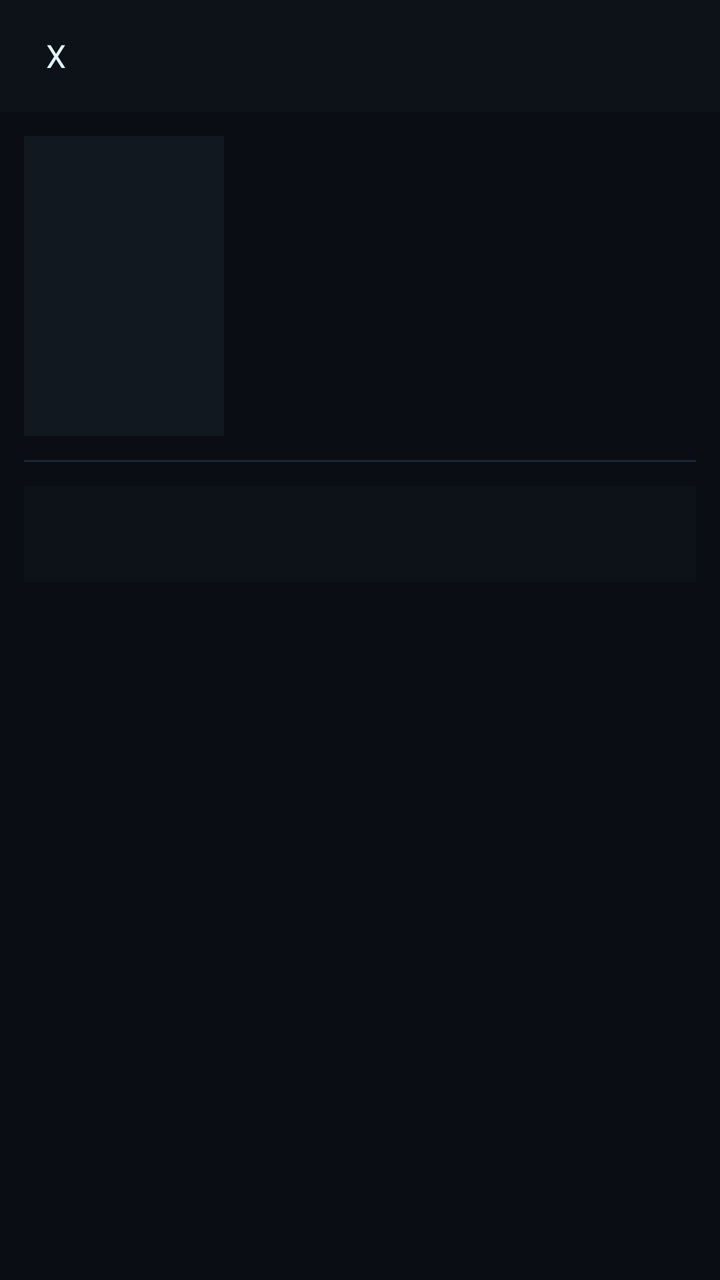
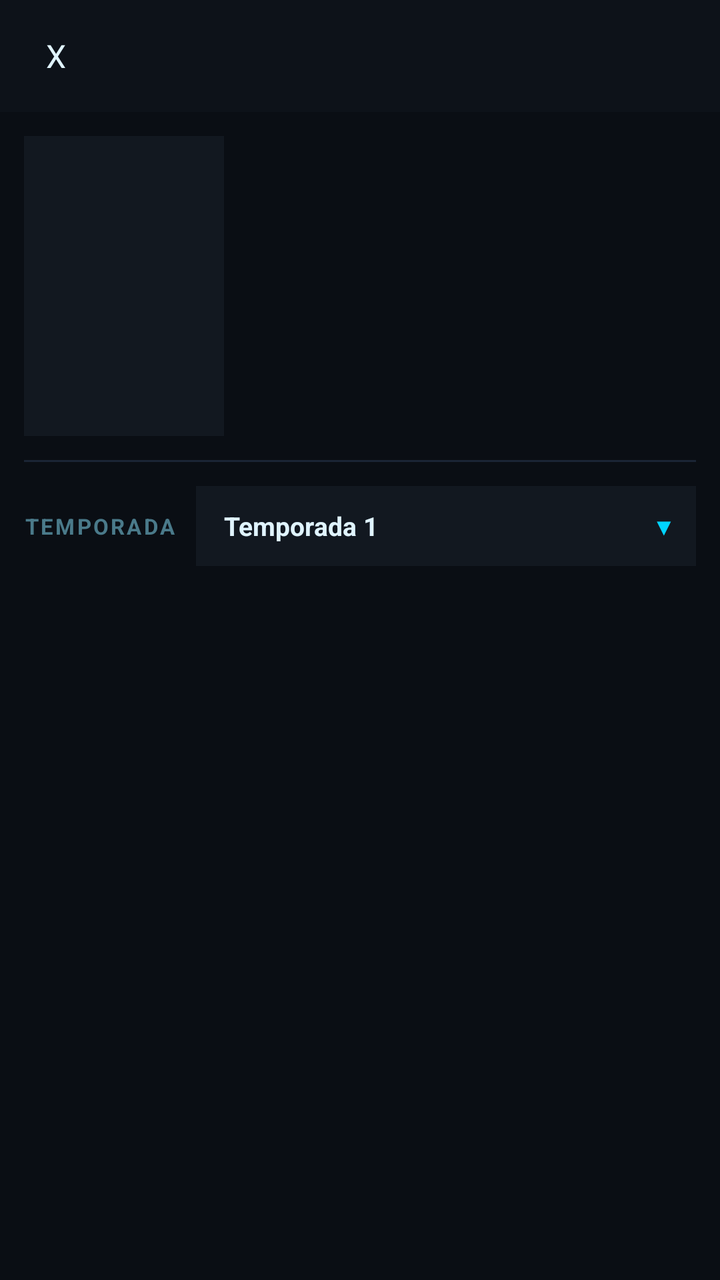

Compare the two renders of this Android layout. The source of the first and the diff that turns it into the second are given below.
<!-- AndroidManifest.xml: application theme Theme.JOX3TV -->
<!-- res/layout/activity_series.xml -->
<?xml version="1.0" encoding="utf-8"?>
<LinearLayout xmlns:android="http://schemas.android.com/apk/res/android"
    android:layout_width="match_parent"
    android:layout_height="match_parent"
    android:orientation="vertical"
    android:background="@color/bg">

    
    <LinearLayout
        android:layout_width="match_parent"
        android:layout_height="wrap_content"
        android:orientation="horizontal"
        android:gravity="center_vertical"
        android:background="@color/bg2"
        android:padding="10dp">

        <TextView
            android:id="@+id/btn_back"
            android:layout_width="36dp"
            android:layout_height="36dp"
            android:gravity="center"
            android:text="X"
            android:textSize="16sp"
            android:textColor="@color/text"
            android:background="?attr/selectableItemBackgroundBorderless"/>

        <TextView
            android:id="@+id/tv_title"
            android:layout_width="0dp"
            android:layout_height="wrap_content"
            android:layout_weight="1"
            android:textSize="16sp"
            android:textStyle="bold"
            android:textColor="@color/text"
            android:paddingStart="10dp"
            android:maxLines="1"
            android:ellipsize="end"/>

    </LinearLayout>

    
    <androidx.core.widget.NestedScrollView
        android:layout_width="match_parent"
        android:layout_height="match_parent">

        <LinearLayout
            android:layout_width="match_parent"
            android:layout_height="wrap_content"
            android:orientation="vertical">

            
            <LinearLayout
                android:layout_width="match_parent"
                android:layout_height="wrap_content"
                android:orientation="horizontal"
                android:padding="12dp">

                <ImageView
                    android:id="@+id/iv_cover"
                    android:layout_width="100dp"
                    android:layout_height="150dp"
                    android:scaleType="centerCrop"
                    android:background="@color/bg3"/>

                <LinearLayout
                    android:layout_width="0dp"
                    android:layout_height="wrap_content"
                    android:layout_weight="1"
                    android:orientation="vertical"
                    android:paddingStart="12dp">

                    <LinearLayout
                        android:layout_width="wrap_content"
                        android:layout_height="wrap_content"
                        android:orientation="horizontal">

                        <TextView
                            android:id="@+id/tv_rating"
                            android:layout_width="wrap_content"
                            android:layout_height="wrap_content"
                            android:textColor="@color/yellow"
                            android:textSize="12sp"
                            android:layout_marginEnd="8dp"/>

                        <TextView
                            android:id="@+id/tv_year"
                            android:layout_width="wrap_content"
                            android:layout_height="wrap_content"
                            android:textColor="@color/muted"
                            android:textSize="12sp"/>

                    </LinearLayout>

                    <TextView
                        android:id="@+id/tv_plot"
                        android:layout_width="match_parent"
                        android:layout_height="wrap_content"
                        android:textColor="@color/muted2"
                        android:textSize="12sp"
                        android:layout_marginTop="8dp"
                        android:maxLines="6"
                        android:ellipsize="end"/>

                </LinearLayout>

            </LinearLayout>

            <View android:layout_width="match_parent" android:layout_height="1dp"
                android:background="@color/border" android:layout_marginHorizontal="12dp"/>

            
            <Spinner
                android:id="@+id/spinner_seasons"
                android:layout_width="match_parent"
                android:layout_height="48dp"
                android:layout_margin="12dp"
                android:background="@color/bg2"
                android:popupBackground="@color/bg2"/>

            
            <androidx.recyclerview.widget.RecyclerView
                android:id="@+id/rv_episodes"
                android:layout_width="match_parent"
                android:layout_height="wrap_content"
                android:nestedScrollingEnabled="false"/>

        </LinearLayout>

    </androidx.core.widget.NestedScrollView>

</LinearLayout>
<!-- resources referenced by this layout -->
<resources>
  <color name="bg">#0a0e14</color>
  <color name="bg2">#0d1219</color>
  <color name="bg3">#121820</color>
  <color name="border">#1a2535</color>
  <color name="muted">#4A7A8A</color>
  <color name="muted2">#7AB8CC</color>
  <color name="text">#E0F4FF</color>
  <color name="yellow">#FFC107</color>
  <style name="Theme.JOX3TV" parent="Theme.MaterialComponents.NoActionBar">
          <item name="colorPrimary">@color/accent</item>
          <item name="colorPrimaryDark">@color/bg</item>
          <item name="colorAccent">@color/accent2</item>
          <item name="android:windowBackground">@color/bg</item>
          <item name="android:statusBarColor">@color/bg</item>
          <item name="android:navigationBarColor">@color/bg</item>
          <item name="android:textColor">@color/text</item>
          <item name="android:fontFamily">sans-serif</item>
      </style>
  <color name="accent">#00D4FF</color>
  <color name="accent2">#00FF88</color>
</resources>

<!-- the commit's change to res/layout/activity_series.xml (unified diff, before → after) -->
@@ -38,7 +38,6 @@
 
     </LinearLayout>
 
-    
     <androidx.core.widget.NestedScrollView
         android:layout_width="match_parent"
         android:layout_height="match_parent">
@@ -109,13 +108,62 @@
                 android:background="@color/border" android:layout_marginHorizontal="12dp"/>
 
             
-            <Spinner
-                android:id="@+id/spinner_seasons"
+            <LinearLayout
                 android:layout_width="match_parent"
-                android:layout_height="48dp"
-                android:layout_margin="12dp"
-                android:background="@color/bg2"
-                android:popupBackground="@color/bg2"/>
+                android:layout_height="wrap_content"
+                android:orientation="horizontal"
+                android:gravity="center_vertical"
+                android:padding="12dp">
+
+                <TextView
+                    android:layout_width="wrap_content"
+                    android:layout_height="wrap_content"
+                    android:text="TEMPORADA"
+                    android:textSize="11sp"
+                    android:textStyle="bold"
+                    android:textColor="@color/muted"
+                    android:letterSpacing="0.1"
+                    android:layout_marginEnd="10dp"/>
+
+                
+                <LinearLayout
+                    android:id="@+id/btn_season_selector"
+                    android:layout_width="0dp"
+                    android:layout_height="40dp"
+                    android:layout_weight="1"
+                    android:orientation="horizontal"
+                    android:gravity="center_vertical"
+                    android:background="@color/bg3"
+                    android:paddingStart="14dp"
+                    android:paddingEnd="10dp">
+
+                    <TextView
+                        android:id="@+id/tv_season_selected"
+                        android:layout_width="0dp"
+                        android:layout_height="wrap_content"
+                        android:layout_weight="1"
+                        android:text="Temporada 1"
+                        android:textSize="13sp"
+                        android:textStyle="bold"
+                        android:textColor="@color/text"/>
+
+                    <TextView
+                        android:layout_width="wrap_content"
+                        android:layout_height="wrap_content"
+                        android:text="▼"
+                        android:textSize="12sp"
+                        android:textColor="@color/accent"/>
+
+                </LinearLayout>
+
+                
+                <Spinner
+                    android:id="@+id/spinner_seasons"
+                    android:layout_width="0dp"
+                    android:layout_height="0dp"
+                    android:visibility="gone"/>
+
+            </LinearLayout>
 
             
             <androidx.recyclerview.widget.RecyclerView
<!-- resource entries referenced after the edit -->
@@ -1,5 +1,6 @@
 <!-- resources referenced by this layout -->
 <resources>
+  <color name="accent">#00D4FF</color>
   <color name="bg">#0a0e14</color>
   <color name="bg2">#0d1219</color>
   <color name="bg3">#121820</color>
@@ -18,7 +19,6 @@
           <item name="android:textColor">@color/text</item>
           <item name="android:fontFamily">sans-serif</item>
       </style>
-  <color name="accent">#00D4FF</color>
   <color name="accent2">#00FF88</color>
 </resources>
 
